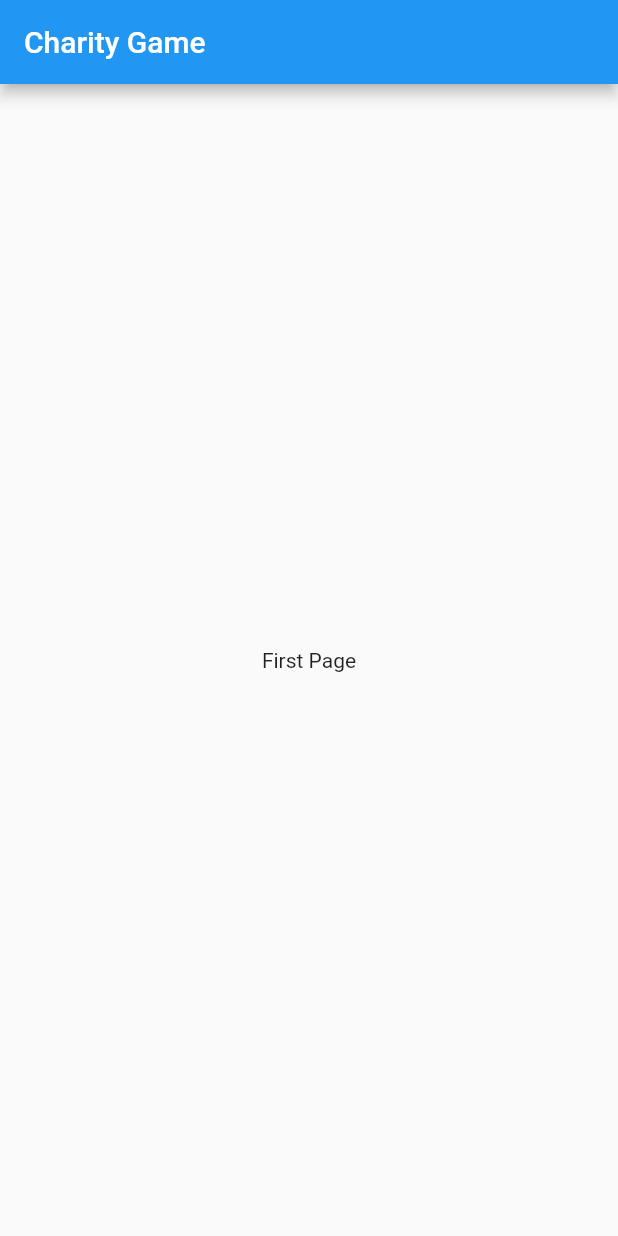
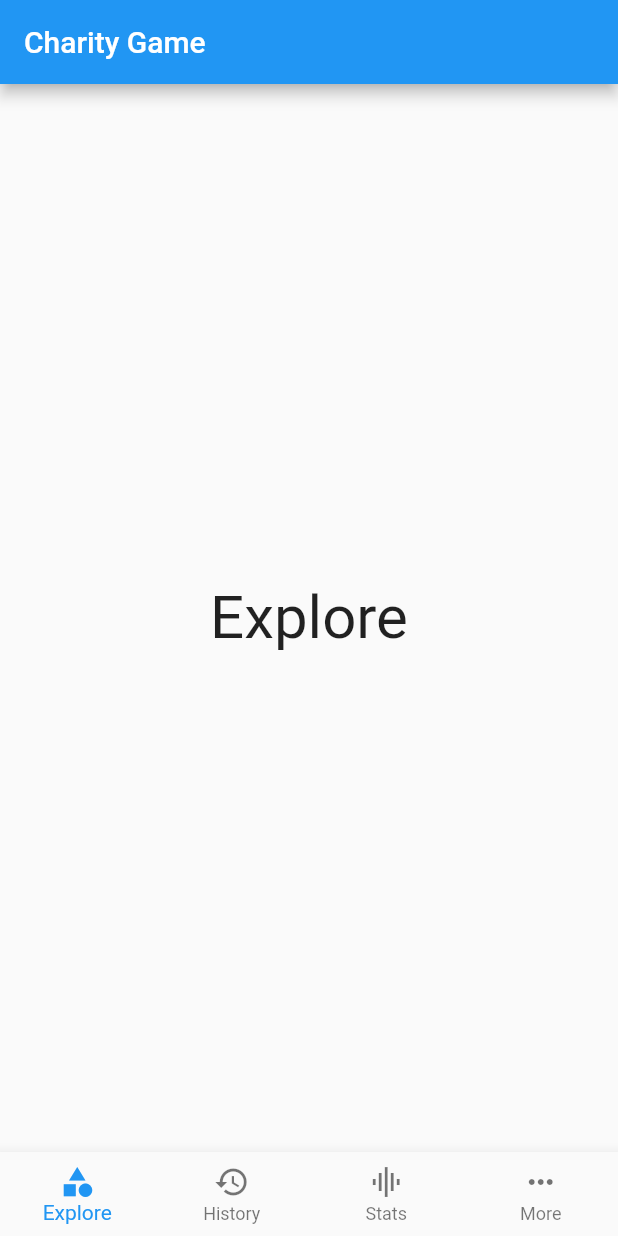
Before and after one commit to BaranMichal25/charity_game, a Flutter app: the screen it shows after launch, on a phone screen of 412 x 824 dp. Run offline on Flutter 3.47's test engine with Material 2 defaults, Android fonts, the phone set to English and light mode, and no system bars.

```diff
--- a/lib/main.dart
+++ b/lib/main.dart
@@ -26,22 +26,67 @@ class MyHomePage extends StatefulWidget {
 }
 
 class _MyHomePageState extends State<MyHomePage> {
+  int _currentIndex = 0;
+  final List<Widget> _children = [
+    PlaceholderWidget('Explore'),
+    PlaceholderWidget('History'),
+    PlaceholderWidget('Stats'),
+    PlaceholderWidget('More')
+  ];
+
   @override
   Widget build(BuildContext context) {
     return Scaffold(
       appBar: AppBar(
         title: Text(widget.title),
       ),
-      body: Center(
-        child: Column(
-          mainAxisAlignment: MainAxisAlignment.center,
-          children: <Widget>[
-            Text(
-              'First Page',
-            ),
-          ],
-        ),
-      ),
+      bottomNavigationBar: _bottomNavigationBar(),
+      body: _children[_currentIndex],
     );
   }
+
+  Widget _bottomNavigationBar() {
+    return BottomNavigationBar(
+        currentIndex: _currentIndex,
+        onTap: _onTabTapped,
+        type: BottomNavigationBarType.fixed,
+        items: [
+          BottomNavigationBarItem(
+            icon: new Icon(Icons.category),
+            title: new Text('Explore'),
+          ),
+          BottomNavigationBarItem(
+            icon: new Icon(Icons.history),
+            title: new Text('History'),
+          ),
+          BottomNavigationBarItem(
+            icon: new Icon(Icons.graphic_eq),
+            title: new Text('Stats'),
+          ),
+          BottomNavigationBarItem(
+            icon: new Icon(Icons.more_horiz),
+            title: new Text('More'),
+          )
+        ]);
+  }
+
+  void _onTabTapped(int index) {
+    setState(() {
+      _currentIndex = index;
+    });
+  }
 }
+
+class PlaceholderWidget extends StatelessWidget {
+  final String title;
+
+  PlaceholderWidget(this.title);
+
+  @override
+  Widget build(BuildContext context) {
+    return Center(
+        child: Container(
+      child: Text(title, style: new TextStyle(fontSize: 40)),
+    ));
+  }
+}
```
